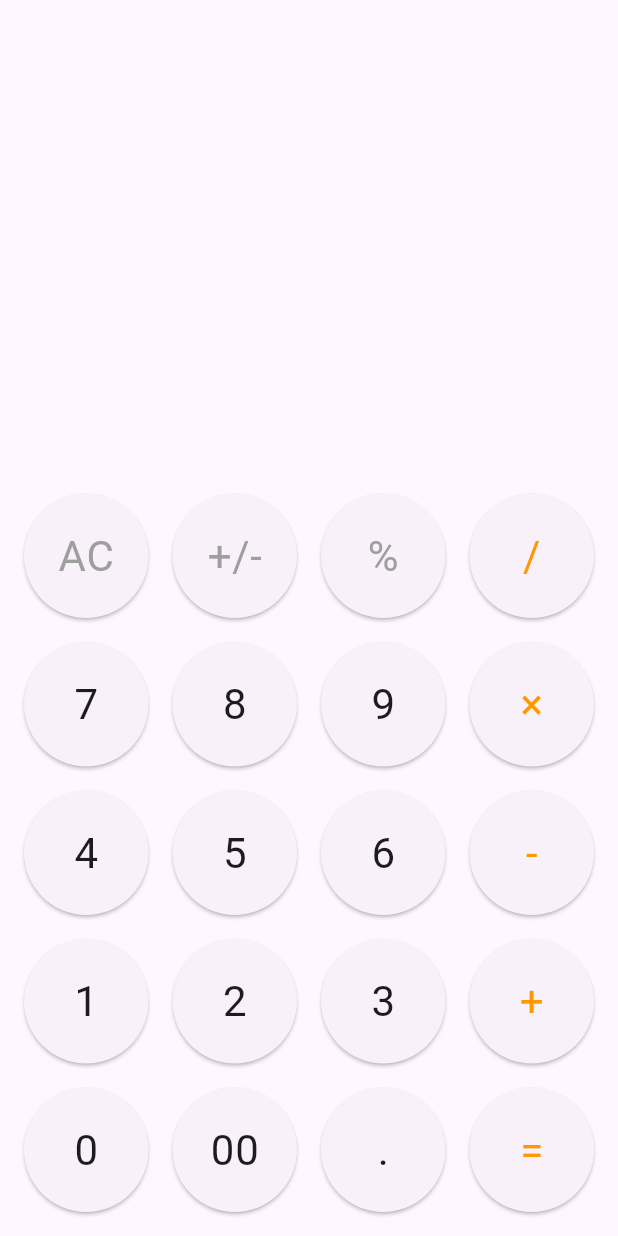
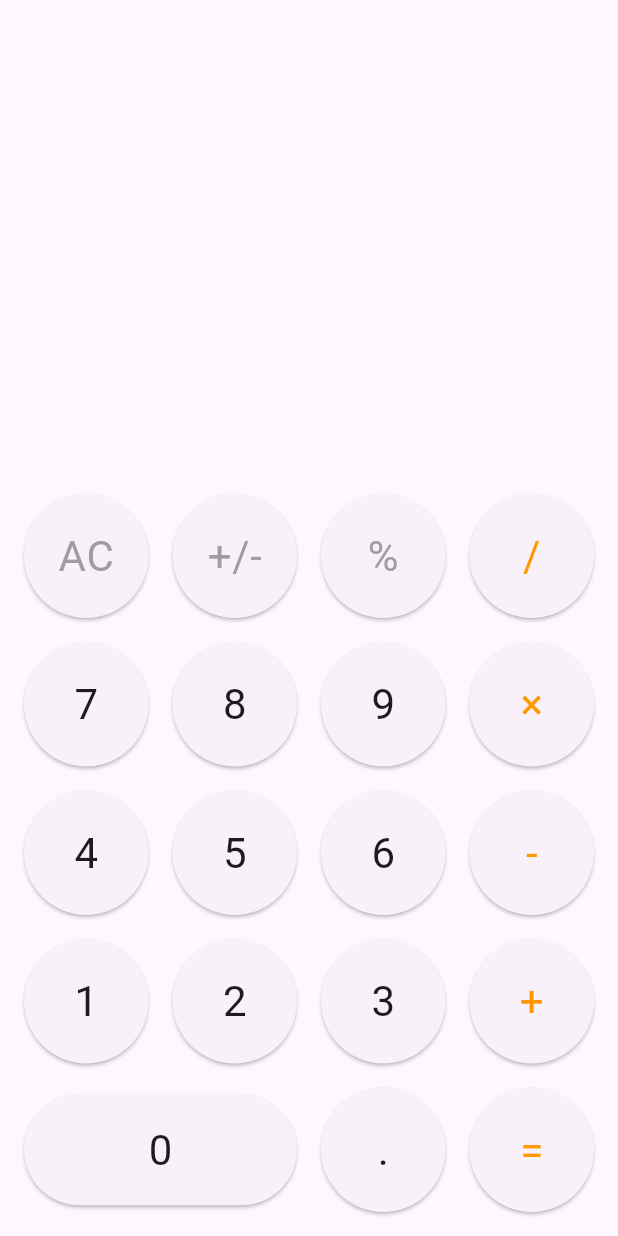
Before and after one commit to abdul-rehman-tps/calculator_flutter, a Flutter app: the screen it shows after launch, on a phone screen of 412 x 824 dp. Run offline on Flutter 3.47's test engine with Material 3 defaults, Android fonts, the phone set to English and light mode, and no system bars; our stand-ins replace math_expressions.

Commit message:
Fixed UI

```diff
--- a/lib/ui/screens/my_home_page/my_home_page.dart
+++ b/lib/ui/screens/my_home_page/my_home_page.dart
@@ -226,13 +226,23 @@ class _MyHomePageState extends State<MyHomePage> {
               Row(
                 mainAxisAlignment: MainAxisAlignment.spaceBetween,
                 children: [
-                  MyButton(
-                    buttonText: '0',
-                    onPressed: () => onTap('0'),
-                  ),
-                  MyButton(
-                    buttonText: '00',
-                    onPressed: () => onTap('00'),
+                  SizedBox(
+                    width: ((MediaQuery.of(context).size.width - 16) / 2) - 16,
+                    child: ElevatedButton(
+                      onPressed: () => onTap('0'),
+                      style: ElevatedButton.styleFrom(
+                        padding: const EdgeInsets.all(16.0),
+                      ),
+                      child: Expanded(
+                        child: Text(
+                          '0',
+                          style:
+                              Theme.of(context).textTheme.bodyLarge!.copyWith(
+                                    fontSize: 28,
+                                  ),
+                        ),
+                      ),
+                    ),
                   ),
                   MyButton(
                     buttonText: '.',
--- a/lib/ui/widgets/my_button.dart
+++ b/lib/ui/widgets/my_button.dart
@@ -1,14 +1,12 @@
 import 'package:flutter/material.dart';
 
 class MyButton extends StatelessWidget {
-  final double? circleSize;
   final VoidCallback onPressed;
   final String buttonText;
   final Color? textColor;
 
   const MyButton({
     super.key,
-    this.circleSize,
     required this.onPressed,
     required this.buttonText,
     this.textColor,
@@ -17,7 +15,7 @@ class MyButton extends StatelessWidget {
   @override
   Widget build(BuildContext context) {
     double screenWidth = MediaQuery.of(context).size.width;
-    double width = circleSize ?? ((screenWidth - 16) / 4) - 16;
+    double width = ((screenWidth - 16) / 4) - 16;
 
     return SizedBox(
       width: width,
```
